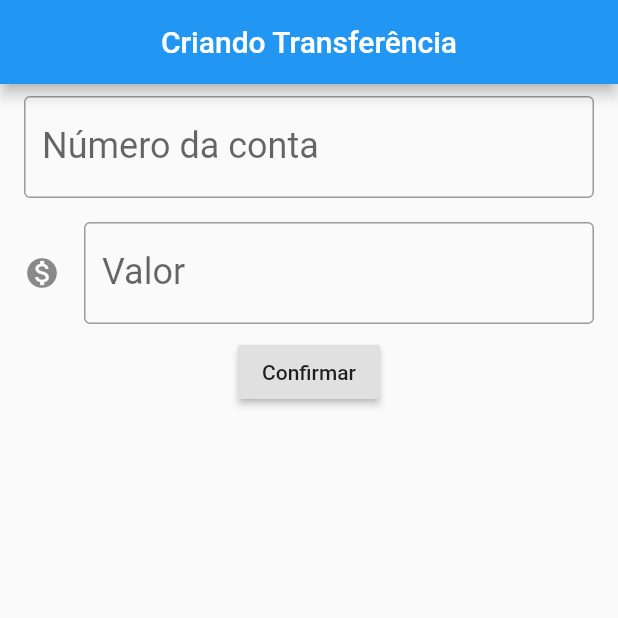
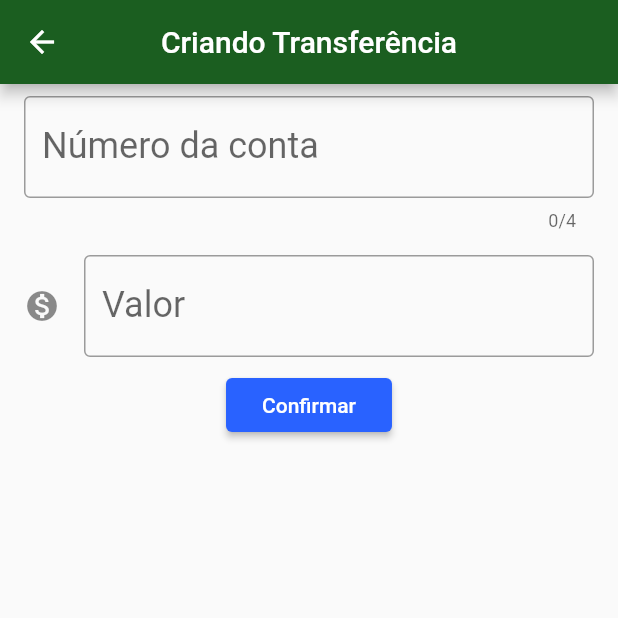
Before and after one commit to gabrieldarlan/bytebank_modulo_transferencia, a Flutter app: the FormularioTransferencia screen opened directly, after a tap on "Confirmar", on a phone screen of 412 x 824 dp, the top half of it. Run offline on Flutter 3.47's test engine with Material 2 defaults, Android fonts, the phone set to English and light mode, and no system bars.

Commit message:
curso completo

```diff
--- /dev/null
+++ b/lib/component/editor.dart
@@ -0,0 +1,38 @@
+import 'package:flutter/material.dart';
+
+class Editor extends StatelessWidget {
+  final TextEditingController controlador;
+  final String rotulo;
+  final String dica;
+  final IconData icone;
+  final int tamanhoMaximo;
+
+  Editor({
+    this.controlador,
+    this.rotulo,
+    this.dica,
+    this.icone,
+    this.tamanhoMaximo,
+  });
+
+  @override
+  Widget build(BuildContext context) {
+    return Padding(
+      padding: const EdgeInsets.symmetric(horizontal: 16, vertical: 8),
+      child: TextField(
+        controller: controlador,
+        style: TextStyle(
+          fontSize: 24,
+        ),
+        maxLength: tamanhoMaximo != null ? tamanhoMaximo : null,
+        decoration: InputDecoration(
+          border: OutlineInputBorder(),
+          labelText: rotulo,
+          hintText: dica,
+          icon: icone != null ? Icon(icone) : null,
+        ),
+        keyboardType: TextInputType.number,
+      ),
+    );
+  }
+}
--- a/lib/main.dart
+++ b/lib/main.dart
@@ -1,3 +1,4 @@
+import 'package:bytebank/screens/transferencia/lista.dart';
 import 'package:flutter/material.dart';
 
 void main() => runApp(BytebankApp());
@@ -6,142 +7,16 @@ class BytebankApp extends StatelessWidget {
   @override
   Widget build(BuildContext context) {
     return MaterialApp(
+      theme: ThemeData(
+        primaryColor: Colors.green[900],
+        accentColor: Colors.blueAccent[700],
+        buttonTheme: ButtonThemeData(
+          buttonColor: Colors.blueAccent[700],
+          textTheme: ButtonTextTheme.primary,
+        ),
+      ),
       debugShowCheckedModeBanner: false,
-      home: Scaffold(
-        body: FormularioTransferencia(),
-      ),
+      home: ListaTransferencias(),
     );
   }
 }
-
-class FormularioTransferencia extends StatelessWidget {
-  TextEditingController _controladorCampoNumeroConta = TextEditingController();
-  TextEditingController _controladorCampoValor = TextEditingController();
-
-  @override
-  Widget build(BuildContext context) {
-    return Scaffold(
-      appBar: AppBar(
-        centerTitle: true,
-        title: Text('Criando Transferência'),
-      ),
-      body: Column(
-        children: <Widget>[
-          Editor(
-            controlador: _controladorCampoNumeroConta,
-            rotulo: 'Número da conta',
-            dica: '0000',
-          ),
-          Editor(
-            controlador: _controladorCampoValor,
-            rotulo: 'Valor',
-            dica: '0.00',
-            icone: Icons.monetization_on,
-          ),
-          RaisedButton(
-            onPressed: () => _criaTransferencia(),
-            child: Text('Confirmar'),
-          )
-        ],
-      ),
-    );
-  }
-
-  void _criaTransferencia() {
-    debugPrint('Clicou no confirmar');
-    final double valor = double.tryParse(_controladorCampoValor.text);
-    final int numeroConta =
-        int.tryParse(_controladorCampoNumeroConta.text);
-    if (numeroConta != null && valor != null) {
-      final transferenciaRecebida = Transferencia(valor, numeroConta);
-      debugPrint('$transferenciaRecebida');
-    }
-  }
-}
-
-class Editor extends StatelessWidget {
-  final TextEditingController controlador;
-  final String rotulo;
-  final String dica;
-  final IconData icone;
-
-  Editor({
-    this.controlador,
-    this.rotulo,
-    this.dica,
-    this.icone,
-  });
-
-  @override
-  Widget build(BuildContext context) {
-    return Padding(
-      padding: const EdgeInsets.symmetric(horizontal: 16, vertical: 8),
-      child: TextField(
-        controller: controlador,
-        style: TextStyle(
-          fontSize: 24,
-        ),
-        decoration: InputDecoration(
-          border: OutlineInputBorder(),
-          labelText: rotulo,
-          hintText: dica,
-          icon: icone != null ? Icon(icone) : null,
-        ),
-        keyboardType: TextInputType.number,
-      ),
-    );
-  }
-}
-
-class ListaTransferencias extends StatelessWidget {
-  @override
-  Widget build(BuildContext context) {
-    return Scaffold(
-      appBar: AppBar(
-        centerTitle: true,
-        title: Text('Transferências'),
-      ),
-      body: Column(
-        children: <Widget>[
-          ItemTransferencia(
-            Transferencia(100, 1000),
-          ),
-        ],
-      ),
-      floatingActionButton: FloatingActionButton(
-        onPressed: () {},
-        tooltip: 'Adicionar transferência',
-        child: Icon(Icons.add),
-      ),
-    );
-  }
-}
-
-class ItemTransferencia extends StatelessWidget {
-  final Transferencia _transferencia;
-
-  ItemTransferencia(this._transferencia);
-
-  @override
-  Widget build(BuildContext context) {
-    return Card(
-      child: ListTile(
-        leading: Icon(Icons.monetization_on),
-        title: Text(_transferencia.valor.toString()),
-        subtitle: Text(_transferencia.numeroConta.toString()),
-      ),
-    );
-  }
-}
-
-class Transferencia {
-  final double valor;
-  final int numeroConta;
-
-  Transferencia(this.valor, this.numeroConta);
-
-  @override
-  String toString() {
-    return 'Transferencia{valor: $valor, numeroConta: $numeroConta}';
-  }
-}
--- /dev/null
+++ b/lib/models/transferencia.dart
@@ -0,0 +1,11 @@
+class Transferencia {
+  final double valor;
+  final int numeroConta;
+
+  Transferencia(this.valor, this.numeroConta);
+
+  @override
+  String toString() {
+    return 'Transferencia{valor: $valor, numeroConta: $numeroConta}';
+  }
+}
--- /dev/null
+++ b/lib/screens/transferencia/formulario.dart
@@ -0,0 +1,62 @@
+import 'package:bytebank/component/editor.dart';
+import 'package:bytebank/models/transferencia.dart';
+import 'package:flutter/material.dart';
+
+const String _tituloAppBar = 'Criando Transferência';
+const String _rotuloCampoNumeroConta = 'Número da conta';
+const String _dicaCampoNumeroConta = '0000';
+const String _rotuloCampoValor = 'Valor';
+const String _dicaCampoValor = '0.00';
+const String _textoBotaoConfirmar = 'Confirmar';
+
+class FormularioTransferencia extends StatefulWidget {
+  @override
+  _FormularioTransferenciaState createState() =>
+      _FormularioTransferenciaState();
+}
+
+class _FormularioTransferenciaState extends State<FormularioTransferencia> {
+  TextEditingController _controladorCampoNumeroConta = TextEditingController();
+  TextEditingController _controladorCampoValor = TextEditingController();
+
+  @override
+  Widget build(BuildContext context) {
+    return Scaffold(
+      appBar: AppBar(
+        centerTitle: true,
+        title: Text(_tituloAppBar),
+      ),
+      body: SingleChildScrollView(
+        child: Column(
+          children: <Widget>[
+            Editor(
+              controlador: _controladorCampoNumeroConta,
+              rotulo: _rotuloCampoNumeroConta,
+              dica: _dicaCampoNumeroConta,
+              tamanhoMaximo: 4,
+            ),
+            Editor(
+              controlador: _controladorCampoValor,
+              rotulo: _rotuloCampoValor,
+              dica: _dicaCampoValor,
+              icone: Icons.monetization_on,
+            ),
+            RaisedButton(
+              onPressed: () => _criaTransferencia(context),
+              child: Text(_textoBotaoConfirmar),
+            )
+          ],
+        ),
+      ),
+    );
+  }
+
+  void _criaTransferencia(BuildContext context) {
+    final double valor = double.tryParse(_controladorCampoValor.text);
+    final int numeroConta = int.tryParse(_controladorCampoNumeroConta.text);
+    if (numeroConta != null && valor != null) {
+      final transferenciaRecebida = Transferencia(valor, numeroConta);
+      Navigator.pop(context, transferenciaRecebida);
+    }
+  }
+}
--- a/pubspec.yaml
+++ b/pubspec.yaml
@@ -24,7 +24,7 @@ dependencies:
   flutter:
     sdk: flutter
   mask_text_input_formatter: ^1.2.1
-
+  intl: 0.16.1
   # The following adds the Cupertino Icons font to your application.
   # Use with the CupertinoIcons class for iOS style icons.
   cupertino_icons: ^0.1.3
```
Also changed, not shown: lib/component/item_transferencia.dart (added, +23 -0 lines), lib/screens/transferencia/lista.dart (added, +55 -0 lines), pubspec.lock.
